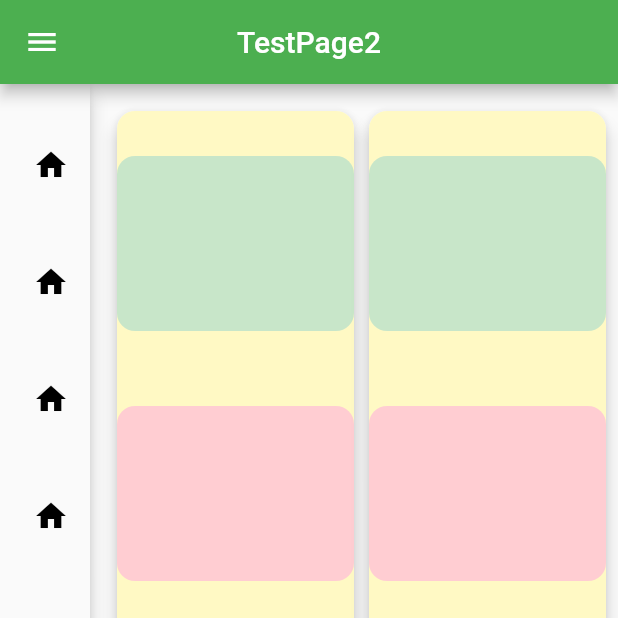
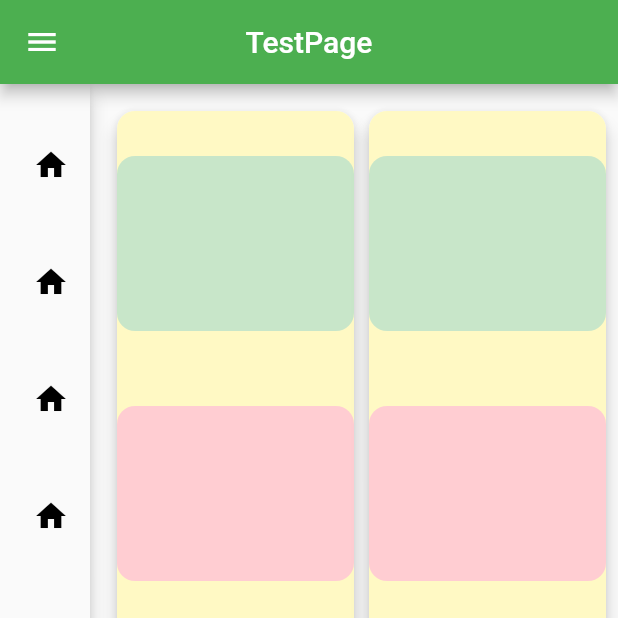
Before and after one commit to viniciusSST/widgets_example, a Flutter app: the screen it shows after launch, item 3 of the bottom bar chosen, on a phone screen of 412 x 824 dp, the top half of it. Run offline on Flutter 3.47's test engine with Material 2 defaults, Android fonts, the phone set to English and light mode, and no system bars.

Commit message:
First Commit

```diff
--- a/lib/presentation/theme_animation/theme_animation_page_copy.dart
+++ b/lib/presentation/theme_animation/theme_animation_page_copy.dart
@@ -19,7 +19,7 @@ class _ThemeAnimationPageCopyState extends State<ThemeAnimationPageCopy> {
       return Scaffold(
         appBar: AppBar(
           backgroundColor: Colors.green,
-          title: const Text("TestPage2"),
+          title: const Text("TestPage"),
           centerTitle: true,
           leading: IconButton(
             icon: const Icon(Icons.menu),
```
